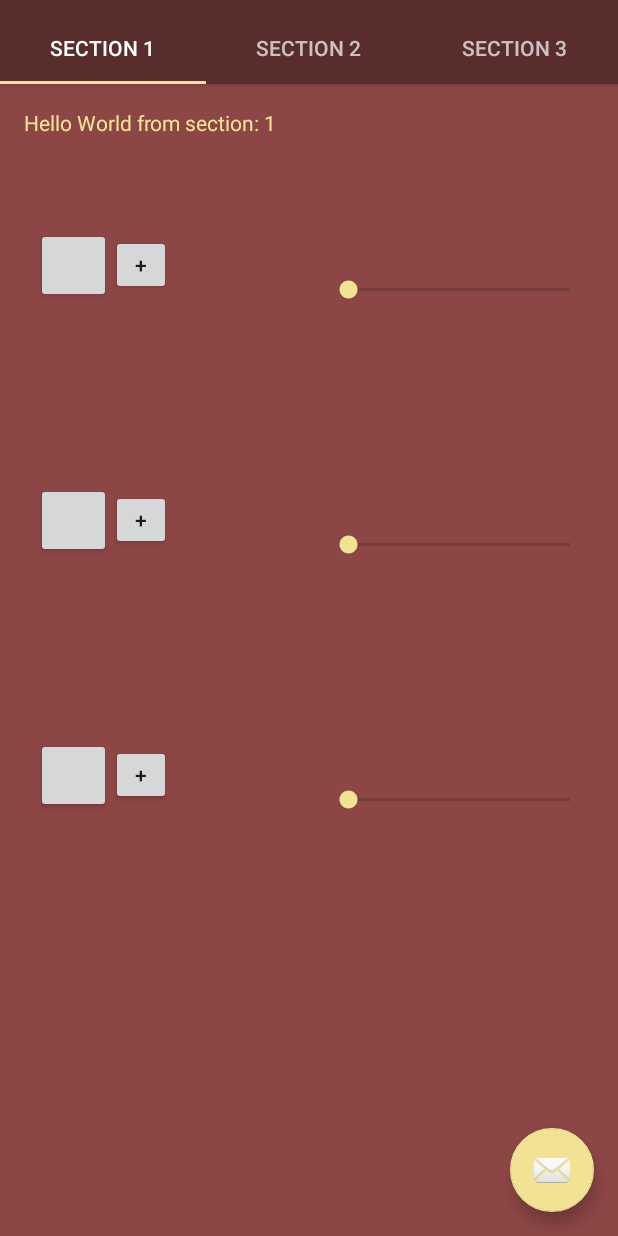
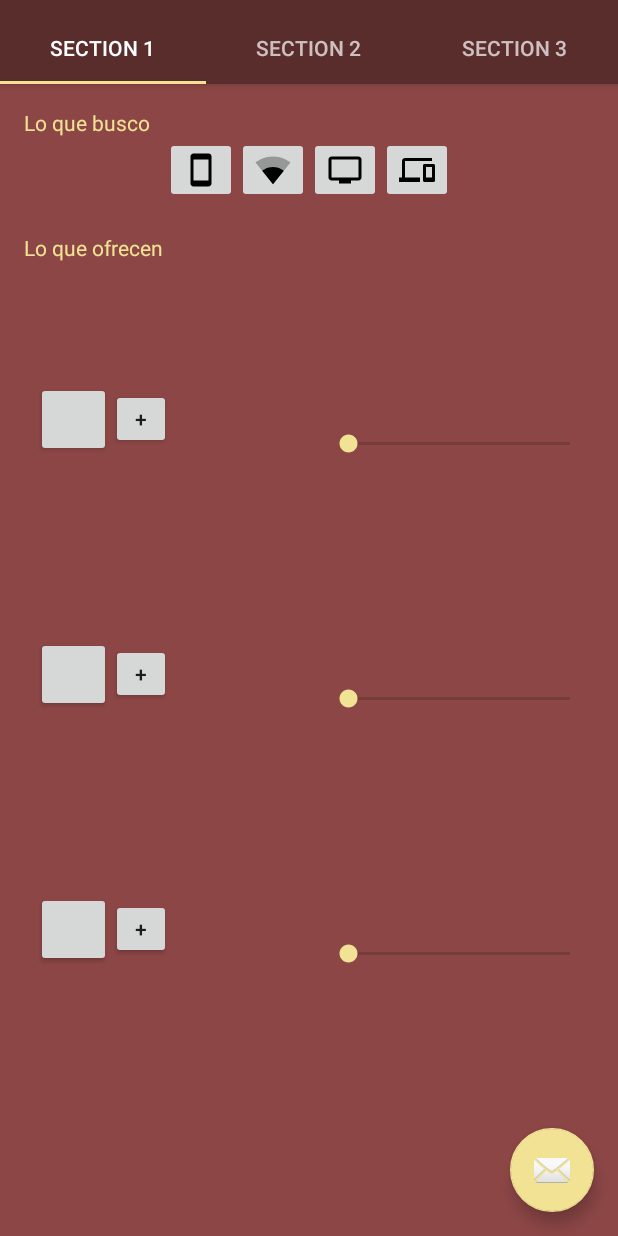
Before and after one commit to gmase/MyTurnMyTerms, an Android app: the screen it shows after launch (MainActivity), on a phone screen of 412 x 824 dp. Run offline under Robolectric (Android 15) with nearby library versions, the phone set to English and light mode, and no system bars; libraries missing offline, so code that uses them is left out: jp.wasabeef.recyclerview; 1 statement that could not run was skipped.

Commit message:
Added buttons product filters

```diff
--- a/app/src/main/java/com/firstry/gmase/myterms/ProductExplorerFragment.kt
+++ b/app/src/main/java/com/firstry/gmase/myterms/ProductExplorerFragment.kt
@@ -1,5 +1,8 @@
 package com.firstry.gmase.myterms
 
+import android.graphics.Color
+import android.graphics.ColorFilter
+import android.graphics.PorterDuff
 import android.os.Bundle
 import android.support.v4.app.Fragment
 import android.view.LayoutInflater
@@ -10,6 +13,7 @@ import android.provider.ContactsContract
 import android.support.v4.widget.SimpleCursorAdapter
 import android.support.v7.widget.RecyclerView
 import android.view.Gravity
+import android.widget.ImageButton
 import android.widget.LinearLayout
 import android.widget.ProgressBar
 import jp.wasabeef.recyclerview.animators.FadeInRightAnimator
@@ -26,9 +30,17 @@ import jp.wasabeef.recyclerview.animators.FadeInRightAnimator
 
     override fun onCreateView(inflater: LayoutInflater?, container: ViewGroup?,
                                   savedInstanceState: Bundle?): View? {
-            val rootView = inflater!!.inflate(R.layout.fragment_main, container, false)
-            val textView = rootView.findViewById(R.id.section_label) as TextView
-            textView.text = getString(R.string.section_format, arguments.getInt(ARG_SECTION_NUMBER))
+        val rootView = inflater!!.inflate(R.layout.fragment_main, container, false)
+        val textView = rootView.findViewById(R.id.section_label) as TextView
+
+        val phoneButton= rootView.findViewById(R.id.phone_filter) as ImageButton
+        val internetButton= rootView.findViewById(R.id.internet_filter) as ImageButton
+        val tvButton= rootView.findViewById(R.id.tv_filter) as ImageButton
+        val devicesButton= rootView.findViewById(R.id.devices_filter) as ImageButton
+
+        textView.text = getString(R.string.section_format, arguments.getInt(ARG_SECTION_NUMBER))
+        if (arguments.getInt(ARG_SECTION_NUMBER)==1)
+            textView.text= getString(R.string.filters)
         val recycler=rootView.findViewById(R.id.recycler_products) as RecyclerView
 
         // Create a progress bar to display while the list loads
@@ -59,7 +71,44 @@ import jp.wasabeef.recyclerview.animators.FadeInRightAnimator
         recycler.itemAnimator = FadeInRightAnimator()
 
 
-            return rootView
+
+        var phoneFilter=true
+        var internetFilter=false
+        var tvFilter=false
+        var giftsFilter=false
+        phoneButton.setOnClickListener {
+            if (phoneFilter)
+                phoneButton.background.clearColorFilter()
+            else
+                phoneButton.background.setColorFilter(resources.getColor(R.color.colorAccent), PorterDuff.Mode.MULTIPLY)
+            phoneFilter=!phoneFilter
+        }
+
+        internetButton.setOnClickListener {
+            if (internetFilter)
+                internetButton.background.clearColorFilter()
+            else
+            internetButton.background.setColorFilter(resources.getColor(R.color.colorAccent), PorterDuff.Mode.MULTIPLY)
+            internetFilter=!internetFilter
+        }
+
+        tvButton.setOnClickListener {
+            if (tvFilter)
+                tvButton.background.clearColorFilter()
+            else
+                tvButton.background.setColorFilter(resources.getColor(R.color.colorAccent), PorterDuff.Mode.MULTIPLY)
+            tvFilter=!tvFilter
+        }
+
+        devicesButton.setOnClickListener {
+            if (giftsFilter)
+                devicesButton.background.clearColorFilter()
+            else
+            devicesButton.background.setColorFilter(resources.getColor(R.color.colorAccent), PorterDuff.Mode.MULTIPLY)
+            giftsFilter=!giftsFilter
+        }
+
+        return rootView
         }
 
         companion object {
--- /dev/null
+++ b/app/src/main/res/drawable/ic_phonelink_black_24dp.xml
@@ -0,0 +1,9 @@
+<vector xmlns:android="http://schemas.android.com/apk/res/android"
+        android:width="24dp"
+        android:height="24dp"
+        android:viewportWidth="24.0"
+        android:viewportHeight="24.0">
+    <path
+        android:fillColor="#FF000000"
+        android:pathData="M4,6h18L22,4L4,4c-1.1,0 -2,0.9 -2,2v11L0,17v3h14v-3L4,17L4,6zM23,8h-6c-0.55,0 -1,0.45 -1,1v10c0,0.55 0.45,1 1,1h6c0.55,0 1,-0.45 1,-1L24,9c0,-0.55 -0.45,-1 -1,-1zM22,17h-4v-7h4v7z"/>
+</vector>
--- /dev/null
+++ b/app/src/main/res/drawable/ic_signal_wifi_2_bar_black_24dp.xml
@@ -0,0 +1,13 @@
+<vector xmlns:android="http://schemas.android.com/apk/res/android"
+        android:width="24dp"
+        android:height="24dp"
+        android:viewportWidth="24.0"
+        android:viewportHeight="24.0">
+    <path
+        android:fillColor="#FF000000"
+        android:pathData="M12.01,21.49L23.64,7c-0.45,-0.34 -4.93,-4 -11.64,-4C5.28,3 0.81,6.66 0.36,7l11.63,14.49 0.01,0.01 0.01,-0.01z"
+        android:fillAlpha=".3"/>
+    <path
+        android:fillColor="#FF000000"
+        android:pathData="M4.79,12.52l7.2,8.98H12l0.01,-0.01 7.2,-8.98C18.85,12.24 16.1,10 12,10s-6.85,2.24 -7.21,2.52z"/>
+</vector>
--- /dev/null
+++ b/app/src/main/res/drawable/ic_stay_primary_portrait_black_24dp.xml
@@ -0,0 +1,9 @@
+<vector xmlns:android="http://schemas.android.com/apk/res/android"
+        android:width="24dp"
+        android:height="24dp"
+        android:viewportWidth="24.0"
+        android:viewportHeight="24.0">
+    <path
+        android:fillColor="#FF000000"
+        android:pathData="M17,1.01L7,1c-1.1,0 -1.99,0.9 -1.99,2v18c0,1.1 0.89,2 1.99,2h10c1.1,0 2,-0.9 2,-2V3c0,-1.1 -0.9,-1.99 -2,-1.99zM17,19H7V5h10v14z"/>
+</vector>
--- /dev/null
+++ b/app/src/main/res/drawable/ic_tv_black_24dp.xml
@@ -0,0 +1,9 @@
+<vector xmlns:android="http://schemas.android.com/apk/res/android"
+        android:width="24dp"
+        android:height="24dp"
+        android:viewportWidth="24.0"
+        android:viewportHeight="24.0">
+    <path
+        android:fillColor="#FF000000"
+        android:pathData="M21,3L3,3c-1.1,0 -2,0.9 -2,2v12c0,1.1 0.9,2 2,2h5v2h8v-2h5c1.1,0 1.99,-0.9 1.99,-2L23,5c0,-1.1 -0.9,-2 -2,-2zM21,17L3,17L3,5h18v12z"/>
+</vector>
--- a/app/src/main/res/drawable/side_nav_bar.xml
+++ b/app/src/main/res/drawable/side_nav_bar.xml
@@ -2,8 +2,8 @@
     android:shape="rectangle">
     <gradient
         android:angle="135"
-        android:centerColor="#487C6E"
-        android:endColor="#588C7E"
-        android:startColor="#689C8E"
+        android:centerColor="#588C7E"
+        android:endColor="#487C6E"
+        android:startColor="#88BCAE"
         android:type="linear" />
 </shape>
--- a/app/src/main/res/layout/fragment_main.xml
+++ b/app/src/main/res/layout/fragment_main.xml
@@ -1,4 +1,5 @@
 <RelativeLayout xmlns:android="http://schemas.android.com/apk/res/android"
+    xmlns:app="http://schemas.android.com/apk/res-auto"
     xmlns:tools="http://schemas.android.com/tools"
     android:layout_width="match_parent"
     android:layout_height="match_parent"
@@ -8,11 +9,51 @@
     android:paddingTop="@dimen/activity_vertical_margin" >
     <!--tools:context="com.firstry.gmase.myterms.MainActivity$ProductExplorerFragment"-->
 
-
+    <LinearLayout
+        android:orientation="vertical"
+        android:layout_width="match_parent"
+        android:layout_height="match_parent"
+        android:layout_centerHorizontal="true">
         <TextView
             android:id="@+id/section_label"
             android:layout_width="wrap_content"
             android:layout_height="wrap_content"
+            android:textColor="@color/colorAccent"/>
+    <LinearLayout
+        android:orientation="horizontal"
+        android:layout_gravity="center_horizontal"
+        android:layout_width="wrap_content"
+        android:layout_height="wrap_content">
+
+        <ImageButton
+            android:id="@+id/phone_filter"
+            android:layout_width="wrap_content"
+            android:layout_height="wrap_content"
+            app:srcCompat="@drawable/ic_stay_primary_portrait_black_24dp" />
+        <ImageButton
+            android:id="@+id/internet_filter"
+            android:layout_width="wrap_content"
+            android:layout_height="wrap_content"
+            app:srcCompat="@drawable/ic_signal_wifi_2_bar_black_24dp" />
+        <ImageButton
+            android:id="@+id/tv_filter"
+            android:layout_width="wrap_content"
+            android:layout_height="wrap_content"
+            app:srcCompat="@drawable/ic_tv_black_24dp" />
+        <ImageButton
+            android:id="@+id/devices_filter"
+            android:layout_width="wrap_content"
+            android:layout_height="wrap_content"
+            app:srcCompat="@drawable/ic_phonelink_black_24dp" />
+
+    </LinearLayout>
+
+        <TextView
+            android:id="@+id/TVoffers"
+            android:layout_marginTop="20dp"
+            android:layout_width="wrap_content"
+            android:layout_height="wrap_content"
+            android:text="@string/products_header"
             android:textColor="@color/colorAccent"/>
 
         <android.support.v7.widget.RecyclerView
@@ -21,5 +62,10 @@
             android:layout_height="wrap_content"
             android:layout_alignParentStart="true"
             android:clipToPadding="false" />
+    </LinearLayout>
+
+
+
+
 
 </RelativeLayout>
--- a/app/src/main/res/layout/nav_header_main.xml
+++ b/app/src/main/res/layout/nav_header_main.xml
@@ -14,7 +14,7 @@
 
     <ImageView
         android:id="@+id/imageView"
-        android:layout_width="wrap_content"
+        android:layout_width="65dp"
         android:layout_height="wrap_content"
         android:paddingTop="@dimen/nav_header_vertical_spacing"
         app:srcCompat="@drawable/menu_icon" />
--- a/app/src/main/res/values/dimens.xml
+++ b/app/src/main/res/values/dimens.xml
@@ -1,7 +1,7 @@
 <resources>
     <!-- Default screen margins, per the Android Design guidelines. -->
     <dimen name="nav_header_vertical_spacing">16dp</dimen>
-    <dimen name="nav_header_height">160dp</dimen>
+    <dimen name="nav_header_height">100dp</dimen>
     <dimen name="activity_horizontal_margin">16dp</dimen>
     <dimen name="activity_vertical_margin">16dp</dimen>
     <dimen name="fab_margin">16dp</dimen>
--- a/app/src/main/res/values/strings.xml
+++ b/app/src/main/res/values/strings.xml
@@ -2,4 +2,6 @@
     <string name="app_name">MyTerms</string>
     <string name="action_settings">Settings</string>
     <string name="section_format">Hello World from section: %1$d</string>
+    <string name="filters">Lo que busco</string>
+    <string name="products_header">Lo que ofrecen</string>
 </resources>
```
Also changed, not shown: app/src/main/ic_launcher-web.png, app/src/main/res/mipmap-hdpi/ic_launcher.png, app/src/main/res/mipmap-mdpi/ic_launcher.png, app/src/main/res/mipmap-xhdpi/ic_launcher.png, app/src/main/res/mipmap-xxhdpi/ic_launcher.png, app/src/main/res/mipmap-xxxhdpi/ic_launcher.png. Lines whose indentation alone changed are shown as unchanged.
